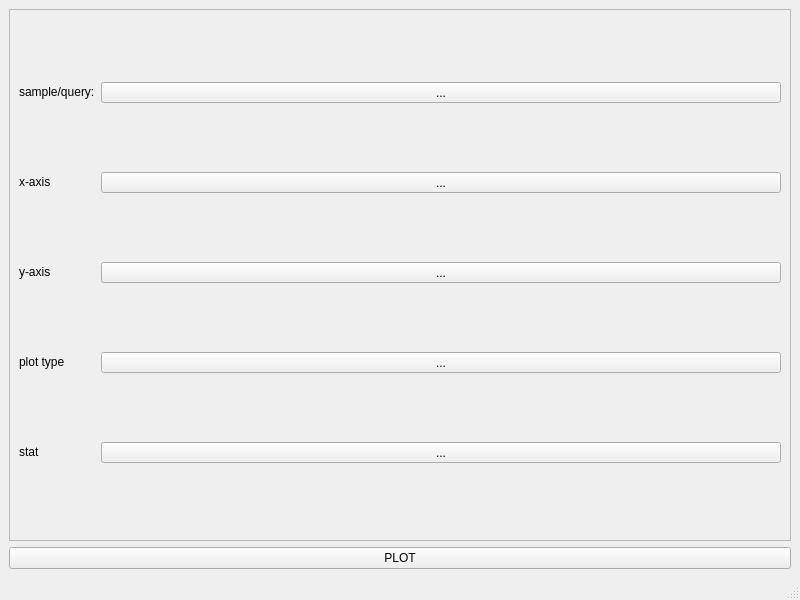
Old version of the form plot_view.ui in the repository usc-psychsim/psychsim-eval-gui.
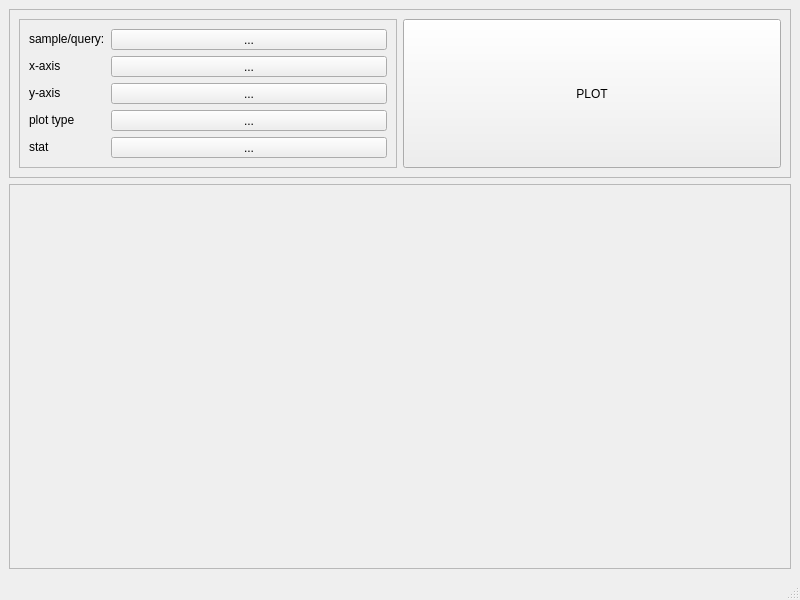
New version of the form.

What changed in the file:
```diff
--- a/plot_view.ui
+++ b/plot_view.ui
@@ -16,6 +16,15 @@
   <widget class="QWidget" name="centralwidget">
    <layout class="QVBoxLayout" name="verticalLayout">
     <item>
+     <widget class="QFrame" name="frame_2">
+      <property name="frameShape">
+       <enum>QFrame::StyledPanel</enum>
+      </property>
+      <property name="frameShadow">
+       <enum>QFrame::Raised</enum>
+      </property>
+      <layout class="QHBoxLayout" name="horizontalLayout">
+       <item>
      <widget class="QFrame" name="frame">
       <property name="frameShape">
        <enum>QFrame::StyledPanel</enum>
@@ -159,8 +168,33 @@
     </item>
     <item>
      <widget class="QPushButton" name="plot_button">
+         <property name="sizePolicy">
+          <sizepolicy hsizetype="Minimum" vsizetype="Preferred">
+           <horstretch>0</horstretch>
+           <verstretch>0</verstretch>
+          </sizepolicy>
+         </property>
       <property name="text">
        <string>PLOT</string>
+         </property>
+        </widget>
+       </item>
+      </layout>
+     </widget>
+    </item>
+    <item>
+     <widget class="QFrame" name="plot_frame">
+      <property name="sizePolicy">
+       <sizepolicy hsizetype="Preferred" vsizetype="Expanding">
+        <horstretch>0</horstretch>
+        <verstretch>0</verstretch>
+       </sizepolicy>
+      </property>
+      <property name="frameShape">
+       <enum>QFrame::StyledPanel</enum>
+      </property>
+      <property name="frameShadow">
+       <enum>QFrame::Raised</enum>
       </property>
      </widget>
     </item>
```
Left out of the diff: 130 changed lines with no effect on the pictures. Lines whose indentation alone changed are shown as unchanged.
